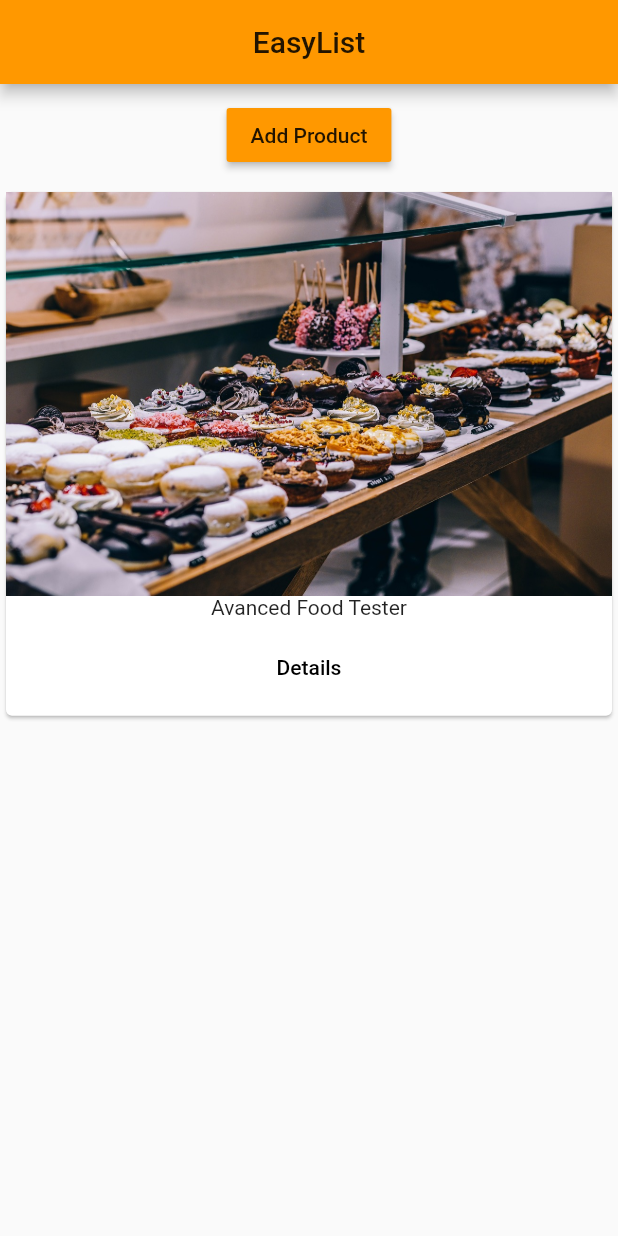
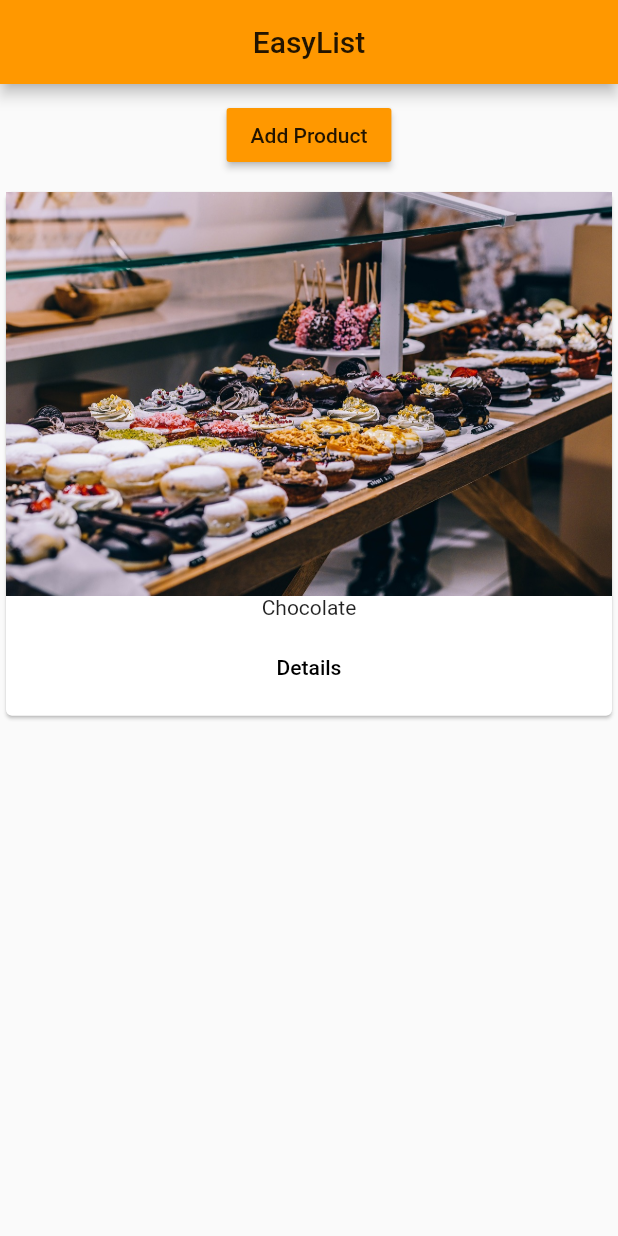
Before and after one commit to felipefschwade/cursoFlutterUdemy, a Flutter app: the screen it shows after launch, after a tap on "Add Product", on a phone screen of 412 x 824 dp. Run offline on Flutter 3.47's test engine with Material 2 defaults, Android fonts, the phone set to English and light mode, and no system bars.

Commit message:
Passing data through pages. Using a Map to pass data from a complex type.

```diff
--- a/lib/main.dart
+++ b/lib/main.dart
@@ -11,7 +11,7 @@ class App extends StatelessWidget {
       theme: ThemeData(
         brightness: Brightness.light,
         primarySwatch: Colors.orange,
-        accentColor: Colors.orange[500],
+        accentColor: Colors.greenAccent,
       ),
       home: HomePage(),
     );
--- a/lib/products.dart
+++ b/lib/products.dart
@@ -1,7 +1,8 @@
+import 'package:curso_udemy/pages/product.dart';
 import 'package:flutter/material.dart';
 
 class Products extends StatelessWidget {
-  final List<String> products;
+  final List<Map<String, String>> products;
   // Positional optional argument
   Products([this.products = const []]){}
 
@@ -9,14 +10,18 @@ class Products extends StatelessWidget {
     return Card(
       child: Column(
         children: <Widget>[
-          Image.asset('assets/food.jpg'),
-          Text(products[index]),
+          Image.asset(products[index]['image']),
+          Text(products[index]['title']),
           ButtonBar(
             alignment: MainAxisAlignment.center,
             children: <Widget>[
               FlatButton(
                 child: Text('Details'),
-                onPressed: () {},
+                onPressed: () => Navigator.push(
+                  context,
+                  MaterialPageRoute(
+                    builder: (BuildContext context) => ProductPage(title: products[index]['title'], imageUrl: products[index]['image'],)
+                  )),
               )
             ],
           )
--- a/lib/products_manager.dart
+++ b/lib/products_manager.dart
@@ -2,7 +2,7 @@ import 'package:flutter/material.dart';
 import 'package:curso_udemy/products.dart';
 
 class ProductManager extends StatefulWidget {
-  final String initialProduct;
+  final Map<String, String> initialProduct;
   // Named optional argument
   ProductManager({this.initialProduct}){}
 
@@ -14,7 +14,7 @@ class ProductManager extends StatefulWidget {
 }
 
 class _ProductManagerState extends State<ProductManager> {
-  List<String> _products = [];
+  List<Map<String, String>> _products = [];
 
   @override
     void initState() {
@@ -23,6 +23,12 @@ class _ProductManagerState extends State<ProductManager> {
         _products.add(widget.initialProduct);
       }
     }
+
+  void _addProduct(Map<String, String> product) {
+      this.setState(() {
+        _products.add(product);
+      });
+  }
 
   @override
   Widget build(BuildContext context) {
@@ -33,11 +39,7 @@ class _ProductManagerState extends State<ProductManager> {
           child: RaisedButton(
             color: Theme.of(context).primaryColor,
             child: Text('Add Product'),
-            onPressed: () {
-              this.setState(() {
-                _products.add('Avanced Food Tester');
-              });
-            },
+            onPressed: () => _addProduct({'title': 'Chocolate', 'image' : 'assets/food.jpg'}),
           ),
         ),
         Expanded(child: Products(_products),),
```
Also changed, not shown: lib/pages/product.dart (+24 -2 lines).
